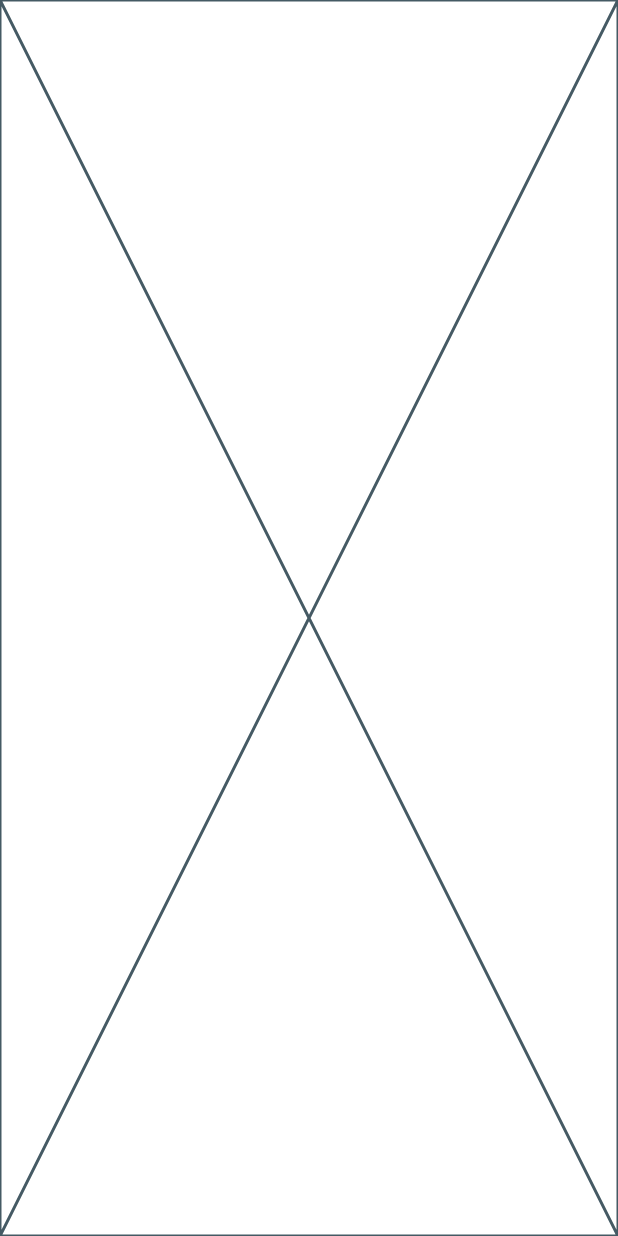
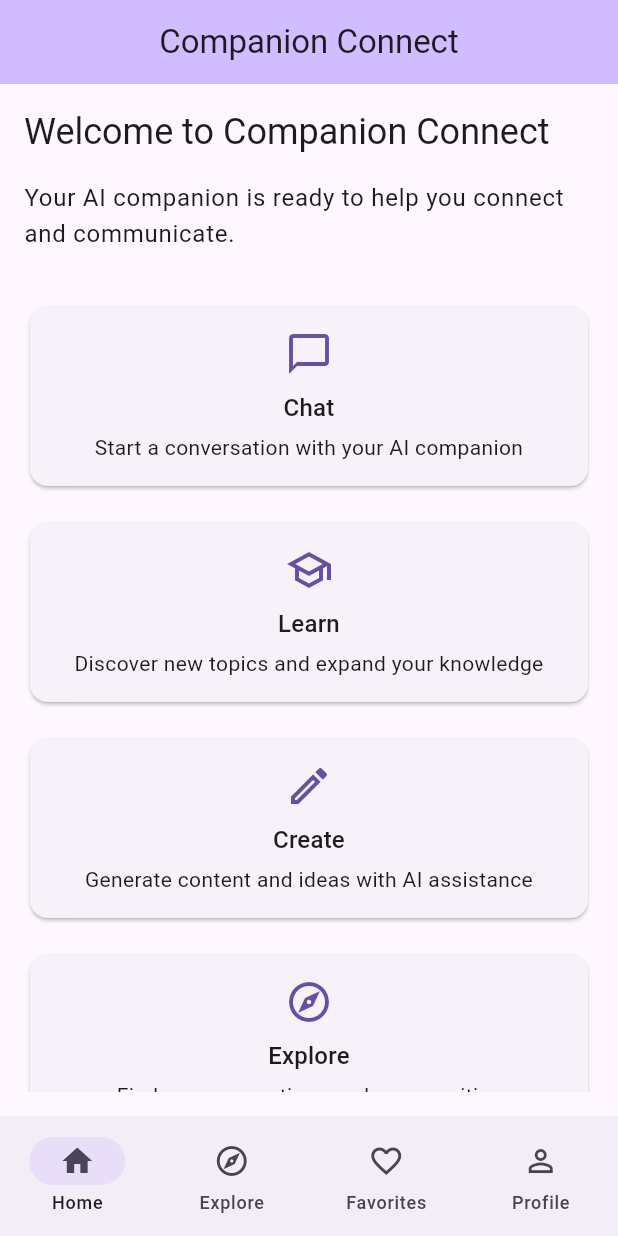
Before and after one commit to companionintelligence/CI-Connect, a Flutter app: the screen it shows after launch, on a phone screen of 412 x 824 dp. Run offline on Flutter 3.47's test engine with Material 3 defaults, Android fonts, the phone set to English and light mode, and no system bars; our stand-ins replace bloc, cached_network_image, cloud_firestore, cloud_functions, dio, equatable and 16 more; missing offline and left inert: country_flags, google_sign_in_android, google_sign_in_ios, google_sign_in_platform_interface, slugify; accounts and stored records are empty; generated files the repository leaves out were written again.

Commit message:
Add responsive layout utilities and tablet-optimized home page
Co-authored-by: mrhegemon <5104160+mrhegemon@users.noreply.github.com>

```diff
--- a/lib/app/app.dart
+++ b/lib/app/app.dart
@@ -1 +1,2 @@
+export 'utils/responsive.dart';
 export 'view/app.dart';
--- /dev/null
+++ b/lib/app/utils/responsive.dart
@@ -0,0 +1,84 @@
+import 'package:flutter/material.dart';
+
+/// Responsive breakpoints for different screen sizes
+class ResponsiveBreakpoints {
+  static const double mobile = 480;
+  static const double tablet = 768;
+  static const double desktop = 1024;
+}
+
+/// Extension to add responsive utilities to BuildContext
+extension ResponsiveContext on BuildContext {
+  /// Get screen width
+  double get screenWidth => MediaQuery.of(this).size.width;
+
+  /// Get screen height
+  double get screenHeight => MediaQuery.of(this).size.height;
+
+  /// Check if current screen is mobile size
+  bool get isMobile => screenWidth < ResponsiveBreakpoints.tablet;
+
+  /// Check if current screen is tablet size
+  bool get isTablet => screenWidth >= ResponsiveBreakpoints.tablet &&
+                      screenWidth < ResponsiveBreakpoints.desktop;
+
+  /// Check if current screen is desktop size
+  bool get isDesktop => screenWidth >= ResponsiveBreakpoints.desktop;
+
+  /// Check if current screen is tablet or larger
+  bool get isTabletOrLarger => screenWidth >= ResponsiveBreakpoints.tablet;
+
+  /// Check if screen is in landscape orientation
+  bool get isLandscape => screenWidth > screenHeight;
+
+  /// Check if screen is in portrait orientation
+  bool get isPortrait => screenHeight > screenWidth;
+}
+
+/// A responsive widget that builds different widgets based on screen size
+class ResponsiveBuilder extends StatelessWidget {
+  const ResponsiveBuilder({
+    required this.mobile,
+    this.tablet,
+    this.desktop,
+    super.key,
+  });
+
+  final Widget mobile;
+  final Widget? tablet;
+  final Widget? desktop;
+
+  @override
+  Widget build(BuildContext context) {
+    if (context.isDesktop && desktop != null) {
+      return desktop!;
+    } else if (context.isTablet && tablet != null) {
+      return tablet!;
+    } else {
+      return mobile;
+    }
+  }
+}
+
+/// A responsive layout widget that provides different layouts for different screen sizes
+class ResponsiveLayout extends StatelessWidget {
+  const ResponsiveLayout({
+    required this.mobileBody,
+    required this.tabletBody,
+    this.desktopBody,
+    super.key,
+  });
+
+  final Widget mobileBody;
+  final Widget tabletBody;
+  final Widget? desktopBody;
+
+  @override
+  Widget build(BuildContext context) {
+    return ResponsiveBuilder(
+      mobile: mobileBody,
+      tablet: tabletBody,
+      desktop: desktopBody ?? tabletBody,
+    );
+  }
+}
--- a/lib/app/view/app.dart
+++ b/lib/app/view/app.dart
@@ -1,3 +1,4 @@
+import 'package:companion_connect/home/home.dart';
 import 'package:companion_connect/l10n/l10n.dart';
 import 'package:flutter/material.dart';
 
@@ -15,7 +16,7 @@ class App extends StatelessWidget {
       ),
       localizationsDelegates: AppLocalizations.localizationsDelegates,
       supportedLocales: AppLocalizations.supportedLocales,
-      home: const Placeholder(),
+      home: const HomePage(),
     );
   }
 }
--- /dev/null
+++ b/lib/home/home.dart
@@ -0,0 +1 @@
+export 'view/home_page.dart';
--- /dev/null
+++ b/lib/home/view/home_page.dart
@@ -0,0 +1,310 @@
+import 'package:companion_connect/app/utils/responsive.dart';
+import 'package:companion_connect/l10n/l10n.dart';
+import 'package:flutter/material.dart';
+
+/// Home page that adapts to different screen sizes
+class HomePage extends StatefulWidget {
+  const HomePage({super.key});
+
+  @override
+  State<HomePage> createState() => _HomePageState();
+}
+
+class _HomePageState extends State<HomePage> {
+  int _selectedIndex = 0;
+
+  final List<NavigationDestination> _mobileDestinations = [
+    const NavigationDestination(
+      icon: Icon(Icons.home_outlined),
+      selectedIcon: Icon(Icons.home),
+      label: 'Home',
+    ),
+    const NavigationDestination(
+      icon: Icon(Icons.explore_outlined),
+      selectedIcon: Icon(Icons.explore),
+      label: 'Explore',
+    ),
+    const NavigationDestination(
+      icon: Icon(Icons.favorite_outline),
+      selectedIcon: Icon(Icons.favorite),
+      label: 'Favorites',
+    ),
+    const NavigationDestination(
+      icon: Icon(Icons.person_outline),
+      selectedIcon: Icon(Icons.person),
+      label: 'Profile',
+    ),
+  ];
+
+  final List<NavigationRailDestination> _tabletDestinations = [
+    const NavigationRailDestination(
+      icon: Icon(Icons.home_outlined),
+      selectedIcon: Icon(Icons.home),
+      label: Text('Home'),
+    ),
+    const NavigationRailDestination(
+      icon: Icon(Icons.explore_outlined),
+      selectedIcon: Icon(Icons.explore),
+      label: Text('Explore'),
+    ),
+    const NavigationRailDestination(
+      icon: Icon(Icons.favorite_outline),
+      selectedIcon: Icon(Icons.favorite),
+      label: Text('Favorites'),
+    ),
+    const NavigationRailDestination(
+      icon: Icon(Icons.person_outline),
+      selectedIcon: Icon(Icons.person),
+      label: Text('Profile'),
+    ),
+  ];
+
+  @override
+  Widget build(BuildContext context) {
+    return ResponsiveLayout(
+      mobileBody: _buildMobileLayout(context),
+      tabletBody: _buildTabletLayout(context),
+    );
+  }
+
+  Widget _buildMobileLayout(BuildContext context) {
+    return Scaffold(
+      appBar: AppBar(
+        title: const Text('Companion Connect'),
+        centerTitle: true,
+      ),
+      body: _buildBody(context),
+      bottomNavigationBar: NavigationBar(
+        selectedIndex: _selectedIndex,
+        onDestinationSelected: (index) {
+          setState(() {
+            _selectedIndex = index;
+          });
+        },
+        destinations: _mobileDestinations,
+      ),
+    );
+  }
+
+  Widget _buildTabletLayout(BuildContext context) {
+    return Scaffold(
+      appBar: AppBar(
+        title: const Text('Companion Connect'),
+        centerTitle: true,
+      ),
+      body: Row(
+        children: [
+          NavigationRail(
+            selectedIndex: _selectedIndex,
+            onDestinationSelected: (index) {
+              setState(() {
+                _selectedIndex = index;
+              });
+            },
+            labelType: NavigationRailLabelType.all,
+            destinations: _tabletDestinations,
+          ),
+          const VerticalDivider(thickness: 1, width: 1),
+          Expanded(
+            child: _buildBody(context),
+          ),
+        ],
+      ),
+    );
+  }
+
+  Widget _buildBody(BuildContext context) {
+    switch (_selectedIndex) {
+      case 0:
+        return _buildHomeContent(context);
+      case 1:
+        return _buildExploreContent(context);
+      case 2:
+        return _buildFavoritesContent(context);
+      case 3:
+        return _buildProfileContent(context);
+      default:
+        return _buildHomeContent(context);
+    }
+  }
+
+  Widget _buildHomeContent(BuildContext context) {
+    return Padding(
+      padding: EdgeInsets.all(context.isTabletOrLarger ? 24.0 : 16.0),
+      child: Column(
+        crossAxisAlignment: CrossAxisAlignment.start,
+        children: [
+          Text(
+            'Welcome to Companion Connect',
+            style: context.isTabletOrLarger
+                ? Theme.of(context).textTheme.headlineMedium
+                : Theme.of(context).textTheme.headlineSmall,
+          ),
+          const SizedBox(height: 16),
+          Text(
+            'Your AI companion is ready to help you connect and communicate.',
+            style: Theme.of(context).textTheme.bodyLarge,
+          ),
+          const SizedBox(height: 32),
+          if (context.isTabletOrLarger)
+            _buildTabletGrid(context)
+          else
+            _buildMobileList(context),
+        ],
+      ),
+    );
+  }
+
+  Widget _buildTabletGrid(BuildContext context) {
+    return Expanded(
+      child: GridView.count(
+        crossAxisCount: context.isLandscape ? 4 : 2,
+        crossAxisSpacing: 16,
+        mainAxisSpacing: 16,
+        children: [
+          _buildFeatureCard(
+            context,
+            'Chat',
+            'Start a conversation with your AI companion',
+            Icons.chat_bubble_outline,
+          ),
+          _buildFeatureCard(
+            context,
+            'Learn',
+            'Discover new topics and expand your knowledge',
+            Icons.school_outlined,
+          ),
+          _buildFeatureCard(
+            context,
+            'Create',
+            'Generate content and ideas with AI assistance',
+            Icons.create_outlined,
+          ),
+          _buildFeatureCard(
+            context,
+            'Explore',
+            'Find new connections and communities',
+            Icons.explore_outlined,
+          ),
+        ],
+      ),
+    );
+  }
+
+  Widget _buildMobileList(BuildContext context) {
+    return Expanded(
+      child: ListView(
+        children: [
+          _buildFeatureCard(
+            context,
+            'Chat',
+            'Start a conversation with your AI companion',
+            Icons.chat_bubble_outline,
+          ),
+          const SizedBox(height: 16),
+          _buildFeatureCard(
+            context,
+            'Learn',
+            'Discover new topics and expand your knowledge',
+            Icons.school_outlined,
+          ),
+          const SizedBox(height: 16),
+          _buildFeatureCard(
+            context,
+            'Create',
+            'Generate content and ideas with AI assistance',
+            Icons.create_outlined,
+          ),
+          const SizedBox(height: 16),
+          _buildFeatureCard(
+            context,
+            'Explore',
+            'Find new connections and communities',
+            Icons.explore_outlined,
+          ),
+        ],
+      ),
+    );
+  }
+
+  Widget _buildFeatureCard(BuildContext context, String title, String description, IconData icon) {
+    return Card(
+      child: InkWell(
+        onTap: () {
+          ScaffoldMessenger.of(context).showSnackBar(
+            SnackBar(content: Text('$title feature coming soon!')),
+          );
+        },
+        borderRadius: BorderRadius.circular(12),
+        child: Padding(
+          padding: const EdgeInsets.all(16),
+          child: Column(
+            mainAxisAlignment: MainAxisAlignment.center,
+            children: [
+              Icon(
+                icon,
+                size: context.isTabletOrLarger ? 48 : 32,
+                color: Theme.of(context).colorScheme.primary,
+              ),
+              const SizedBox(height: 8),
+              Text(
+                title,
+                style: context.isTabletOrLarger
+                    ? Theme.of(context).textTheme.titleLarge
+                    : Theme.of(context).textTheme.titleMedium,
+                textAlign: TextAlign.center,
+              ),
+              const SizedBox(height: 4),
+              Text(
+                description,
+                style: Theme.of(context).textTheme.bodyMedium,
+                textAlign: TextAlign.center,
+                maxLines: context.isTabletOrLarger ? 3 : 2,
+                overflow: TextOverflow.ellipsis,
+              ),
+            ],
+          ),
+        ),
+      ),
+    );
+  }
+
+  Widget _buildExploreContent(BuildContext context) {
+    return const Center(
+      child: Column(
+        mainAxisAlignment: MainAxisAlignment.center,
+        children: [
+          Icon(Icons.explore, size: 64, color: Colors.grey),
+          SizedBox(height: 16),
+          Text('Explore content coming soon!', style: TextStyle(fontSize: 18)),
+        ],
+      ),
+    );
+  }
+
+  Widget _buildFavoritesContent(BuildContext context) {
+    return const Center(
+      child: Column(
+        mainAxisAlignment: MainAxisAlignment.center,
+        children: [
+          Icon(Icons.favorite, size: 64, color: Colors.grey),
+          SizedBox(height: 16),
+          Text('Favorites feature coming soon!', style: TextStyle(fontSize: 18)),
+        ],
+      ),
+    );
+  }
+
+  Widget _buildProfileContent(BuildContext context) {
+    return const Center(
+      child: Column(
+        mainAxisAlignment: MainAxisAlignment.center,
+        children: [
+          Icon(Icons.person, size: 64, color: Colors.grey),
+          SizedBox(height: 16),
+          Text('Profile settings coming soon!', style: TextStyle(fontSize: 18)),
+        ],
+      ),
+    );
+  }
+}
```
